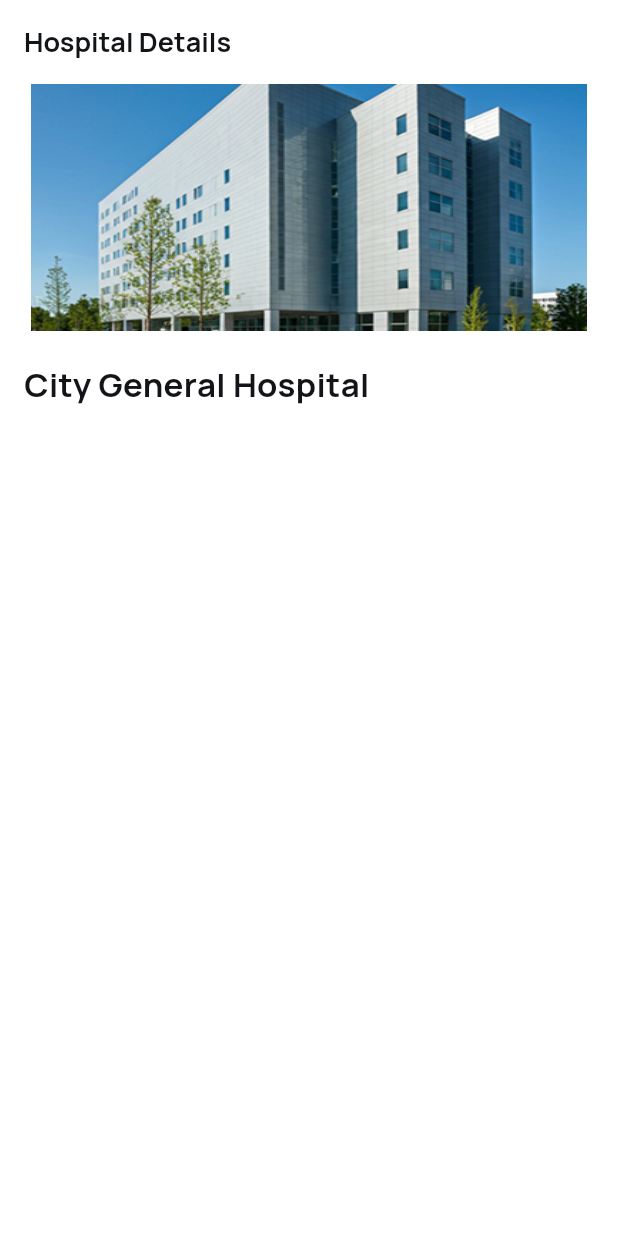
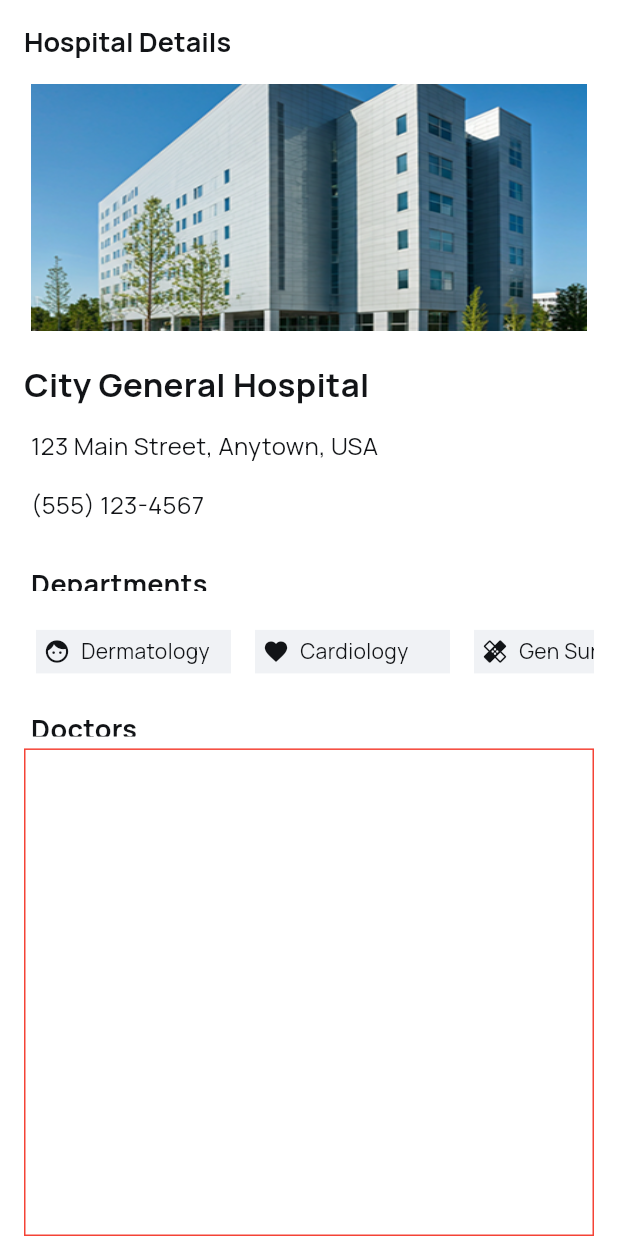
Before and after one commit to jagjeet78/getwell_final, a Flutter app: the screen it shows after launch, on a phone screen of 412 x 824 dp. Run offline on Flutter 3.47's test engine with Material 3 defaults, Android fonts, the phone set to English and light mode, and no system bars; our stand-ins replace flutter_dotenv, flutter_otp_text_field, flutter_secure_storage, get, google_fonts, intl_phone_number_input and 1 more; accounts and stored records are empty.

Commit message:
the some basic changes in the ui ~ Jagjeet Singh

```diff
--- a/lib/pages/hospitaldetailspage.dart
+++ b/lib/pages/hospitaldetailspage.dart
@@ -1,4 +1,5 @@
 import '/utils/generalexport.dart';
+import '../sampledata/Medicalcategory.dart';
 
 class Hospitaldetailspage extends StatefulWidget {
   const Hospitaldetailspage({super.key});
@@ -8,7 +9,6 @@ class Hospitaldetailspage extends StatefulWidget {
 }
 
 class _HospitaldetailspageState extends State<Hospitaldetailspage> {
-
   @override
   Widget build(BuildContext context) {
     print('Screen Height: ${Get.height}');
@@ -18,93 +18,202 @@ class _HospitaldetailspageState extends State<Hospitaldetailspage> {
         backgroundColor: Colors.white,
 
         appBar: AppBar(
-          title: Text('Hospital Details',style: GoogleFonts.manrope(
+          title: Text(
+            'Hospital Details',
+            style: GoogleFonts.manrope(
               fontSize: 18,
               fontWeight: FontWeight.bold,
-            color:AppColor.primarycolor,
-
-          ),),
+              color: AppColor.primarycolor,
+            ),
+          ),
 
           backgroundColor: Colors.white,
-
-
         ),
 
-        body:Padding(
-          padding: EdgeInsets.symmetric(horizontal:16),
+        body: Padding(
+          padding: EdgeInsets.symmetric(horizontal: 16),
           child: Column(
             children: [
-
               Container(
-                height: Get.height*0.2,
+                height: Get.height * 0.2,
                 width: double.infinity,
                 color: Colors.white,
 
                 child: Center(
-          child: Image.asset('assets/images/hospital.png',height: Get.height*0.20,fit: BoxFit.fill,width: Get.width*0.9,),
+                  child: Image.asset(
+                    'assets/images/hospital.png',
+                    height: Get.height * 0.20,
+                    fit: BoxFit.fill,
+                    width: Get.width * 0.9,
+                  ),
                 ),
               ),
 
-
               Container(
                 height: 60,
-
-           decoration: BoxDecoration(
-
-
-
-
-
-
-           ),
-
                 child: Padding(
-             padding: EdgeInsets.only(top: 20,bottom: 12),
-             child: Row(children: [
+                  padding: EdgeInsets.only(top: 20, bottom: 12),
+                  child: Row(
+                    children: [
                       Expanded(
                         child: Container(
-
-                 child:Text('City General Hospital',style: GoogleFonts.manrope(
+                          child: Text(
+                            'City General Hospital',
+                            style: GoogleFonts.manrope(
                               fontSize: 22,
                               fontWeight: FontWeight.bold,
                               color: AppColor.primarycolor,
-                 ),) ,
+                            ),
+                          ),
+                        ),
+                      ),
+                    ],
+                  ),
                 ),
               ),
 
+              Container(
+                height: Get.height * 0.048,
 
+                width: Get.width * 0.9,
 
+                child: Padding(
+                  padding: EdgeInsetsGeometry.only(top: 4, bottom: 12),
+                  child: Row(
+                    children: [
+                      Text(
+                        '123 Main Street, Anytown, USA',
+                        style: GoogleFonts.manrope(
+                          fontSize: 16,
+                          fontWeight: FontWeight.w400,
+                          color: AppColor.primarycolor,
+                        ),
+                      ),
+                    ],
+                  ),
+                ),
+              ),
+              Container(
+                height: Get.height * 0.048,
 
+                width: Get.width * 0.9,
 
-
-
-
-
-
-
-             ],),
+                child: Padding(
+                  padding: EdgeInsetsGeometry.only(top: 4, bottom: 12),
+                  child: Row(
+                    children: [
+                      Text(
+                        '(555) 123-4567',
+                        style: GoogleFonts.manrope(
+                          fontSize: 16,
+                          fontWeight: FontWeight.w400,
+                          color: AppColor.primarycolor,
+                        ),
+                      ),
+                    ],
+                  ),
                 ),
               ),
 
+              Container(
+                height: Get.height * 0.051,
 
-          Container()
+                width: Get.width * 0.9,
 
+                child: Padding(
+                  padding: EdgeInsetsGeometry.only(top: 16, bottom: 8),
+                  child: Row(
+                    children: [
+                      Text(
+                        'Departments',
+                        style: GoogleFonts.manrope(
+                          fontSize: 18,
+                          fontWeight: FontWeight.bold,
+                          color: AppColor.primarycolor,
+                        ),
+                      ),
+                    ],
+                  ),
+                ),
+              ),
+              SizedBox(height: 10),
 
+              Padding(
+                padding: EdgeInsetsGeometry.only(left: 0),
+                child: SizedBox(
+                  height: 45, // must give height when inside Column
+                  child: ListView.builder(
+                    itemCount: medicalCategories.length,
 
+                    scrollDirection: Axis.horizontal,
+                    itemBuilder: (context, index) {
+                      final category = medicalCategories[index];
+                      return Container(
+                        width: 130,
+                        height: 32,
+                        color: Color(0xFFF0F2F5),
 
-
-
-
+                        margin: EdgeInsets.all(8),
+                        child: Row(
+                          children: [
+                            Padding(
+                              padding: EdgeInsetsGeometry.only(
+                                left: 5,
+                                right: 5,
+                              ),
+                              child: Icon(
+                                category.icon,
+                                size: 18,
+                                color: AppColor.writecolor,
+                              ),
+                            ),
+                            SizedBox(width: 2),
+                            Text(
+                              category.name,
+                              style: GoogleFonts.manrope(
+                                color: AppColor.writecolor,
+                              ),
+                            ),
                           ],
-
-
-
-
+                        ),
+                      );
+                    },
+                  ),
                 ),
               ),
 
+              Container(
+                height: Get.height * 0.051,
 
+                width: Get.width * 0.9,
 
+                child: Padding(
+                  padding: EdgeInsetsGeometry.only(top: 16, bottom: 8),
+                  child: Row(
+                    children: [
+                      Text(
+                        'Doctors',
+                        style: GoogleFonts.manrope(
+                          fontSize: 18,
+                          fontWeight: FontWeight.bold,
+                          color: AppColor.primarycolor,
+                        ),
+                      ),
+                    ],
+                  ),
+                ),
+              ),
+
+              Flexible(
+                child: Container(
+                  decoration: BoxDecoration(
+                    border: Border.all(color: Colors.red),
+                  ),
+                ),
+              ),
+            ],
+          ),
+        ),
       ),
     );
   }
```
Lines whose indentation alone changed are shown as unchanged.
